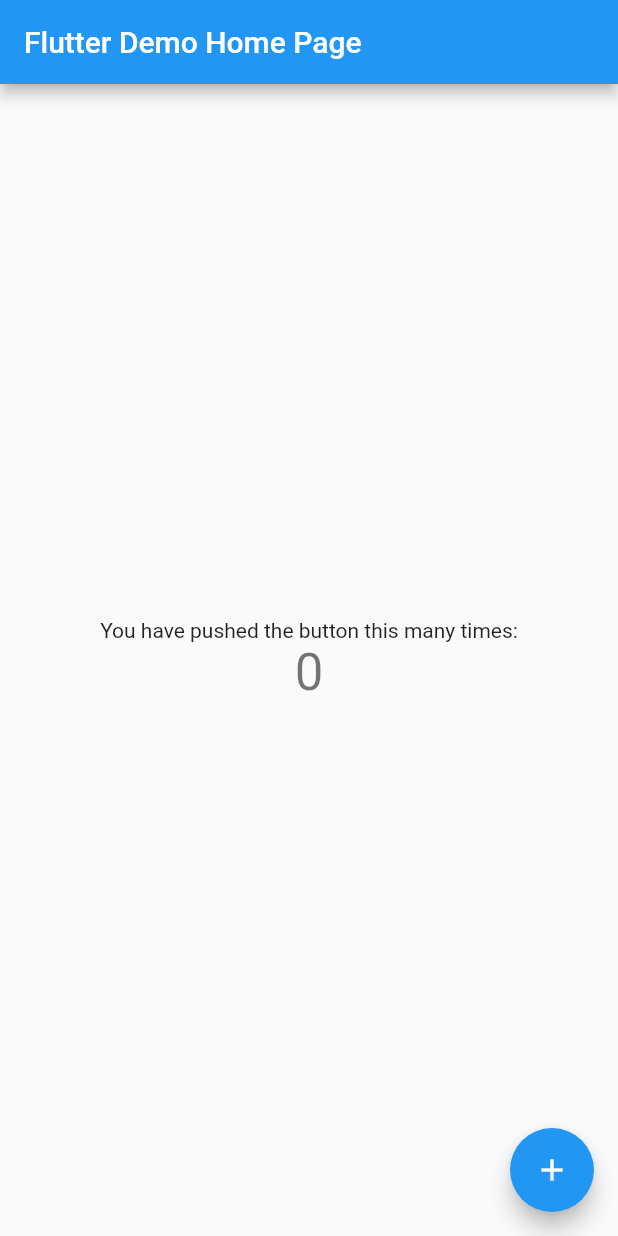
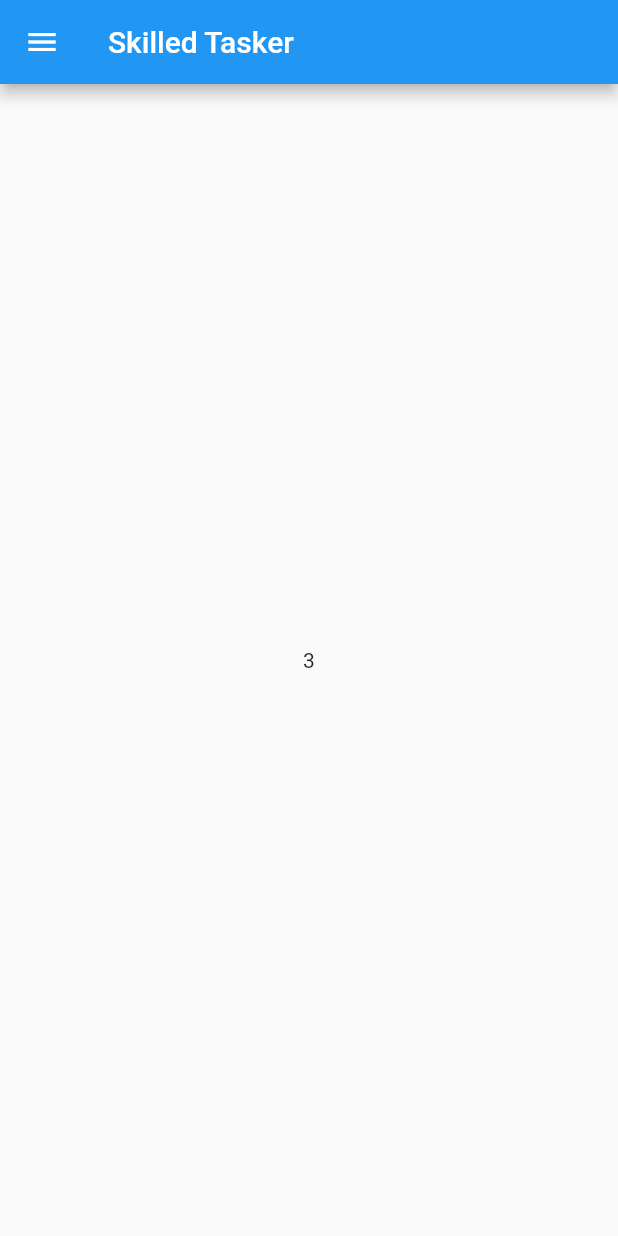
Before and after one commit to sachin53110/food_app_demo, a Flutter app: the screen it shows after launch, on a phone screen of 412 x 824 dp. Run offline on Flutter 3.47's test engine with Material 2 defaults, Android fonts, the light colour scheme and no system bars.

Commit message:
Day 2 (Scaffold,appbar,drawer)

```diff
--- /dev/null
+++ b/lib/home_page.dart
@@ -0,0 +1,17 @@
+import 'package:flutter/material.dart';
+
+class HomePage extends StatelessWidget {
+  int data = 3;
+  @override
+  Widget build(BuildContext context) {
+    return Scaffold(
+      appBar: AppBar(title: const Text("Skilled Tasker")),
+      body: Center(
+        child: Container(
+          child: Text("$data"),
+        ),
+      ),
+      drawer: const Drawer(),
+    );
+  }
+}
--- a/lib/main.dart
+++ b/lib/main.dart
@@ -1,115 +1,16 @@
 import 'package:flutter/material.dart';
 
+import 'home_page.dart';
+
 void main() {
-  runApp(const MyApp());
+  runApp(MyApp());
 }
 
 class MyApp extends StatelessWidget {
-  const MyApp({Key? key}) : super(key: key);
-
-  // This widget is the root of your application.
   @override
   Widget build(BuildContext context) {
     return MaterialApp(
-      title: 'Flutter Demo',
-      theme: ThemeData(
-        // This is the theme of your application.
-        //
-        // Try running your application with "flutter run". You'll see the
-        // application has a blue toolbar. Then, without quitting the app, try
-        // changing the primarySwatch below to Colors.green and then invoke
-        // "hot reload" (press "r" in the console where you ran "flutter run",
-        // or simply save your changes to "hot reload" in a Flutter IDE).
-        // Notice that the counter didn't reset back to zero; the application
-        // is not restarted.
-        primarySwatch: Colors.blue,
-      ),
-      home: const MyHomePage(title: 'Flutter Demo Home Page'),
+      home: HomePage(),
     );
   }
 }
-
-class MyHomePage extends StatefulWidget {
-  const MyHomePage({Key? key, required this.title}) : super(key: key);
-
-  // This widget is the home page of your application. It is stateful, meaning
-  // that it has a State object (defined below) that contains fields that affect
-  // how it looks.
-
-  // This class is the configuration for the state. It holds the values (in this
-  // case the title) provided by the parent (in this case the App widget) and
-  // used by the build method of the State. Fields in a Widget subclass are
-  // always marked "final".
-
-  final String title;
-
-  @override
-  State<MyHomePage> createState() => _MyHomePageState();
-}
-
-class _MyHomePageState extends State<MyHomePage> {
-  int _counter = 0;
-
-  void _incrementCounter() {
-    setState(() {
-      // This call to setState tells the Flutter framework that something has
-      // changed in this State, which causes it to rerun the build method below
-      // so that the display can reflect the updated values. If we changed
-      // _counter without calling setState(), then the build method would not be
-      // called again, and so nothing would appear to happen.
-      _counter++;
-    });
-  }
-
-  @override
-  Widget build(BuildContext context) {
-    // This method is rerun every time setState is called, for instance as done
-    // by the _incrementCounter method above.
-    //
-    // The Flutter framework has been optimized to make rerunning build methods
-    // fast, so that you can just rebuild anything that needs updating rather
-    // than having to individually change instances of widgets.
-    return Scaffold(
-      appBar: AppBar(
-        // Here we take the value from the MyHomePage object that was created by
-        // the App.build method, and use it to set our appbar title.
-        title: Text(widget.title),
-      ),
-      body: Center(
-        // Center is a layout widget. It takes a single child and positions it
-        // in the middle of the parent.
-        child: Column(
-          // Column is also a layout widget. It takes a list of children and
-          // arranges them vertically. By default, it sizes itself to fit its
-          // children horizontally, and tries to be as tall as its parent.
-          //
-          // Invoke "debug painting" (press "p" in the console, choose the
-          // "Toggle Debug Paint" action from the Flutter Inspector in Android
-          // Studio, or the "Toggle Debug Paint" command in Visual Studio Code)
-          // to see the wireframe for each widget.
-          //
-          // Column has various properties to control how it sizes itself and
-          // how it positions its children. Here we use mainAxisAlignment to
-          // center the children vertically; the main axis here is the vertical
-          // axis because Columns are vertical (the cross axis would be
-          // horizontal).
-          mainAxisAlignment: MainAxisAlignment.center,
-          children: <Widget>[
-            const Text(
-              'You have pushed the button this many times:',
-            ),
-            Text(
-              '$_counter',
-              style: Theme.of(context).textTheme.headline4,
-            ),
-          ],
-        ),
-      ),
-      floatingActionButton: FloatingActionButton(
-        onPressed: _incrementCounter,
-        tooltip: 'Increment',
-        child: const Icon(Icons.add),
-      ), // This trailing comma makes auto-formatting nicer for build methods.
-    );
-  }
-}
```
Also changed, not shown: 1 other file.
